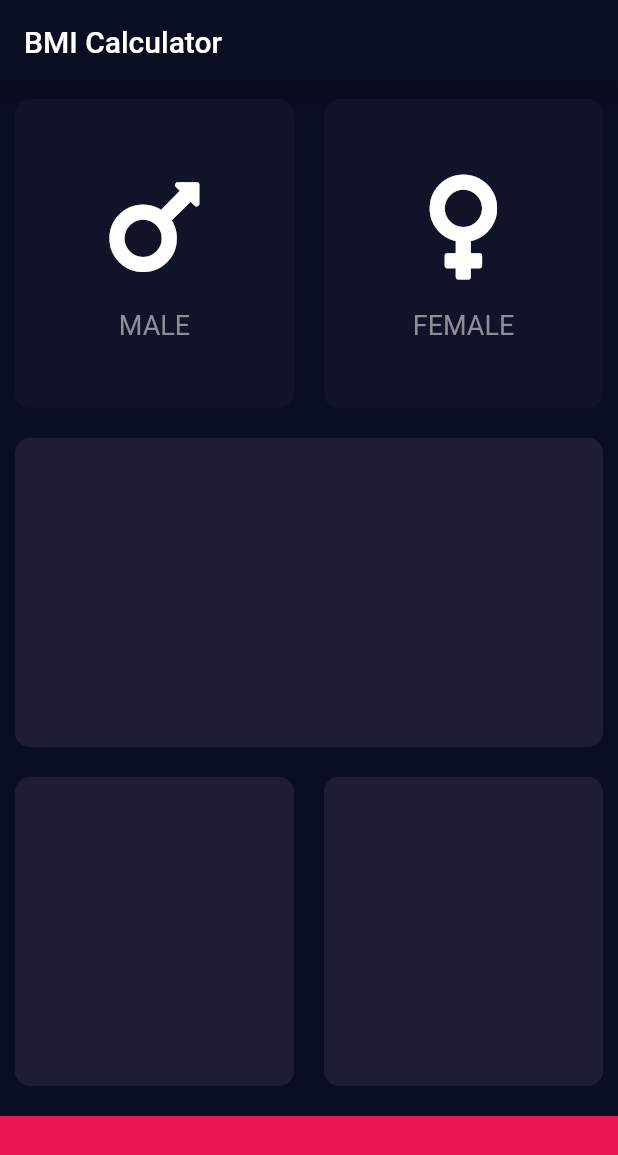
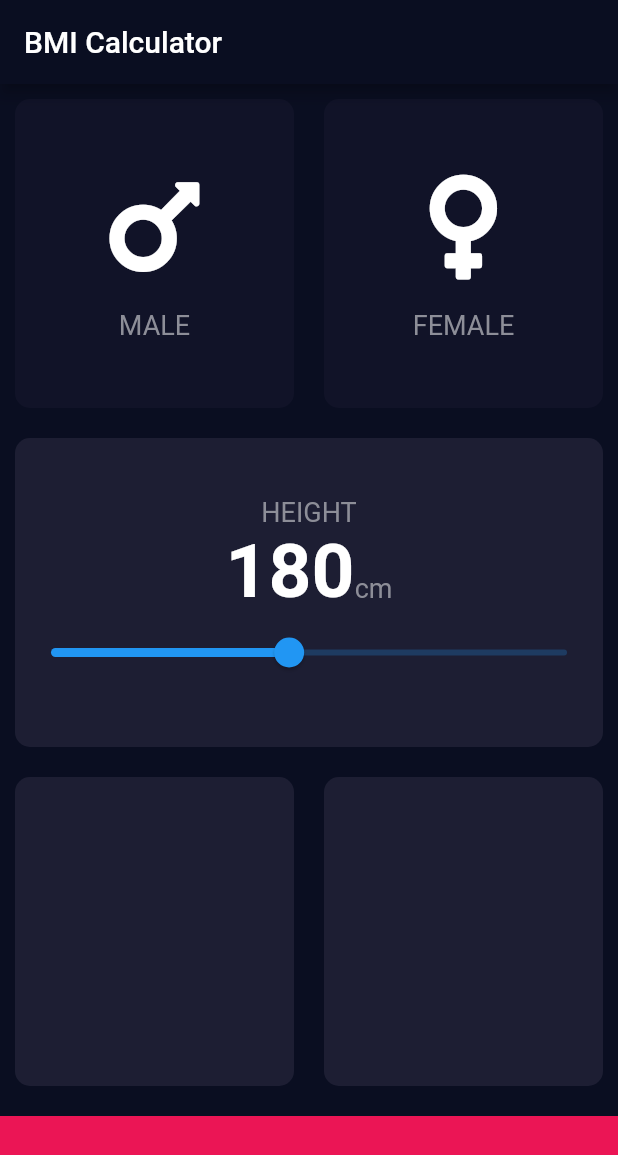
Before and after one commit to manishbsta/BMICalculator, a Flutter app: the screen it shows after launch, on a phone screen of 412 x 824 dp. Shown: the top 1155 px of the screen. Run offline on Flutter 3.47's test engine with Material 2 defaults, Android fonts, the phone set to English and light mode, and no system bars; our stand-ins replace font_awesome_flutter.

Commit message:
slider built for choosing height

```diff
--- a/lib/constants.dart
+++ b/lib/constants.dart
@@ -6,7 +6,12 @@ const activeCardColor = Color(0xFF1D1E33);
 const inactiveCardColor = Color(0xFF111328);
 const bottomContainerColor = Color(0xFFEB1555);
 
-const textLabelStyle = TextStyle(
+const kLabelTextStyle = TextStyle(
   fontSize: 18.0,
   color: Color(0xFF8D8E98),
 );
+
+const kNumberTextStyle = TextStyle(
+  fontSize: 50.0,
+  fontWeight: FontWeight.bold,
+);
--- a/lib/icon_content.dart
+++ b/lib/icon_content.dart
@@ -1,4 +1,6 @@
 import 'package:flutter/material.dart';
+
+import 'constants.dart';
 
 class IconContent extends StatelessWidget{
   final String gender;
@@ -20,10 +22,7 @@ class IconContent extends StatelessWidget{
         ),
         Text(
           gender,
-          style: TextStyle(
-            fontSize: 18.0,
-            color: Color(0xFF8D8E98),
-          ),
+          style: kLabelTextStyle,
         )
       ],
     );
--- a/lib/input_page.dart
+++ b/lib/input_page.dart
@@ -3,14 +3,10 @@ import 'package:flutter/cupertino.dart';
 import 'package:flutter/material.dart';
 import 'package:font_awesome_flutter/font_awesome_flutter.dart';
 
+import 'constants.dart';
 import 'icon_content.dart';
 
-const bottomContainerHeight = 80.0;
-const activeCardColor = Color(0xFF1D1E33);
-const inactiveCardColor = Color(0xFF111328);
-const bottomContainerColor = Color(0xFFEB1555);
-
-enum Gender {male, female}
+enum Gender { male, female }
 
 class InputPage extends StatefulWidget {
   @override
@@ -19,6 +15,7 @@ class InputPage extends StatefulWidget {
 
 class _InputPageState extends State<InputPage> {
   Gender selectedGender;
+  int height = 180;
 
   @override
   Widget build(BuildContext context) {
@@ -40,7 +37,9 @@ class _InputPageState extends State<InputPage> {
                         });
                       },
                       child: ReusableCard(
-                        mColor: (selectedGender == Gender.male) ? activeCardColor : inactiveCardColor,
+                        mColor: (selectedGender == Gender.male)
+                            ? activeCardColor
+                            : inactiveCardColor,
                         mChild: IconContent(
                           gender: 'MALE',
                           icon: FontAwesomeIcons.mars,
@@ -56,7 +55,9 @@ class _InputPageState extends State<InputPage> {
                         });
                       },
                       child: ReusableCard(
-                        mColor: (selectedGender == Gender.female) ? activeCardColor : inactiveCardColor,
+                        mColor: (selectedGender == Gender.female)
+                            ? activeCardColor
+                            : inactiveCardColor,
                         mChild: IconContent(
                           gender: 'FEMALE',
                           icon: FontAwesomeIcons.venus,
@@ -69,6 +70,40 @@ class _InputPageState extends State<InputPage> {
             ),
             Expanded(
               child: ReusableCard(
+                mChild: Column(
+                  mainAxisAlignment: MainAxisAlignment.center,
+                  children: <Widget>[
+                    Text(
+                      'HEIGHT',
+                      style: kLabelTextStyle,
+                    ),
+                    Row(
+                      mainAxisAlignment: MainAxisAlignment.center,
+                      crossAxisAlignment: CrossAxisAlignment.baseline,
+                      textBaseline: TextBaseline.alphabetic,
+                      children: <Widget>[
+                        Text(
+                          height.toString(),
+                          style: kNumberTextStyle,
+                        ),
+                        Text(
+                          'cm',
+                          style: kLabelTextStyle,
+                        )
+                      ],
+                    ),
+                    Slider(
+                      min: 120.0,
+                      max: 250.0,
+                      value: height.toDouble(),
+                      onChanged: (double newValue) {
+                        setState(() {
+                          height = newValue.round();
+                        });
+                      },
+                    ),
+                  ],
+                ),
                 mColor: activeCardColor,
               ),
             ),
```
